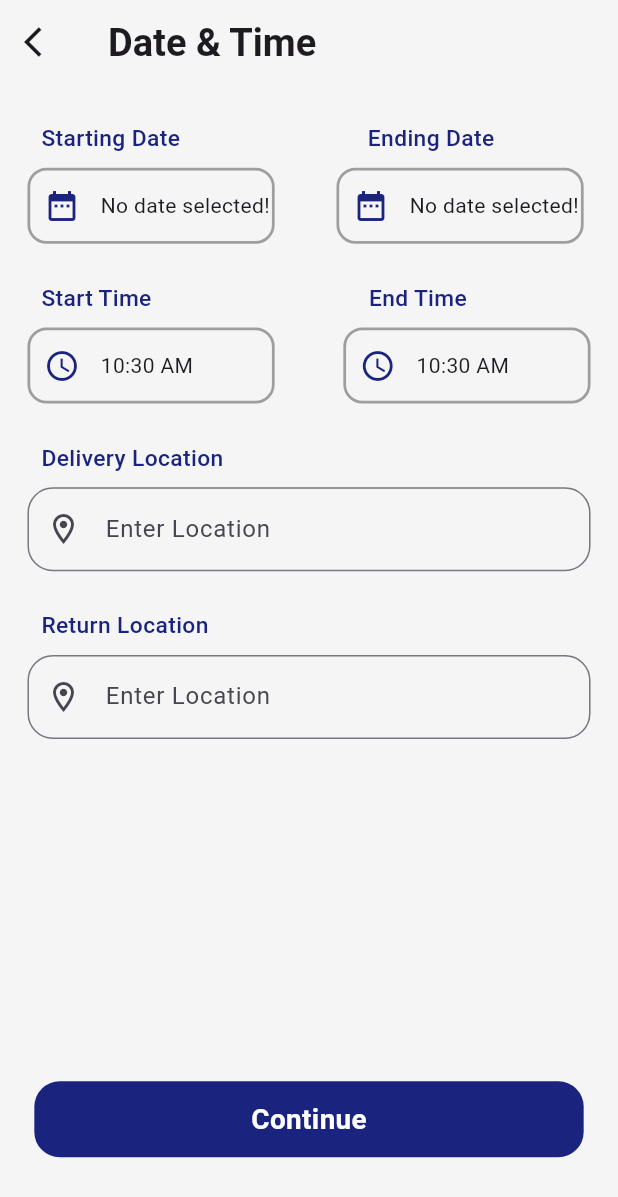
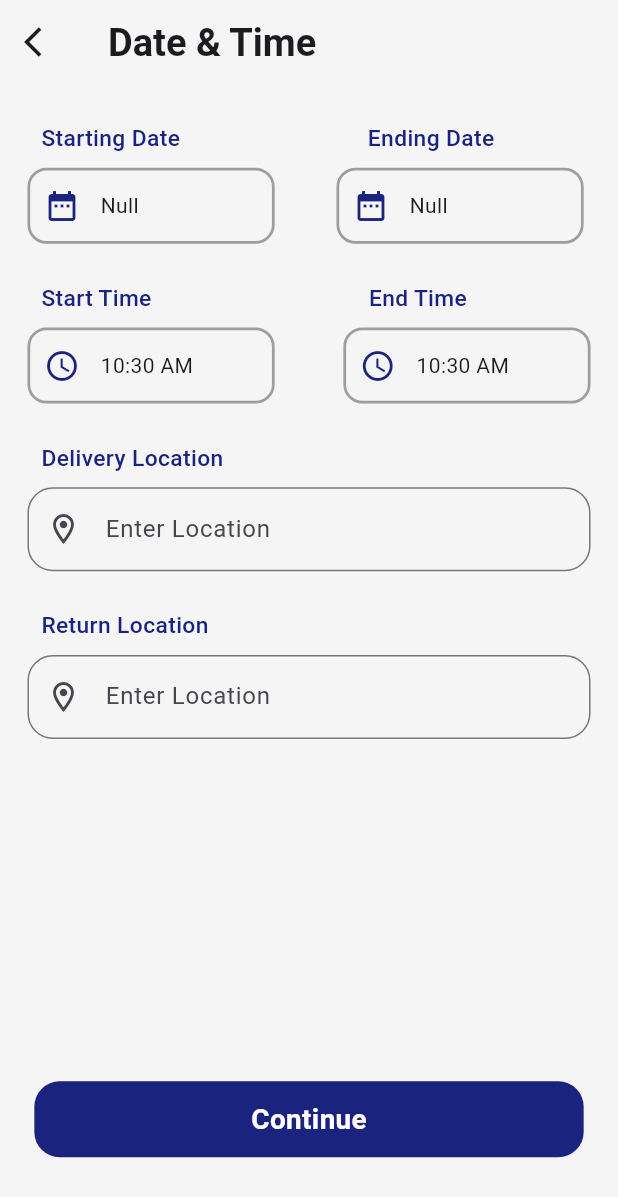
Before and after one commit to ANJANA-V2003/Car_Rental, a Flutter app: the Carrental_11 screen opened directly, on a phone screen of 412 x 824 dp. Shown: the top 1197 px of the screen. Run offline on Flutter 3.47's test engine with Material 3 defaults, Android fonts, the phone set to English and light mode, and no system bars; our stand-ins replace flutter_screenutil, intl_phone_field, pinput.

Commit message:
10/10/2024

```diff
--- a/lib/Car_Rental_UI/CarRental_11.dart
+++ b/lib/Car_Rental_UI/CarRental_11.dart
@@ -147,7 +147,7 @@ class _Carrental_11State extends State<Carrental_11> {
                                   padding: EdgeInsets.only(left: 15.w),
                                   child: Text(
                                     _startDate == null
-                                        ? 'No date selected!'
+                                        ? 'Null'
                                         : DateFormat('dd/MM/yyyy').format(
                                             _startDate!), // Format the date
                                   ),
@@ -188,7 +188,7 @@ class _Carrental_11State extends State<Carrental_11> {
                                     padding: EdgeInsets.only(left: 15.w),
                                     child: Text(
                                       _endDate == null
-                                          ? 'No date selected!'
+                                          ? 'Null'
                                           : DateFormat('dd/MM/yyyy').format(
                                               _endDate!), // Format the date
                                     ),
--- a/lib/Car_Rental_UI/CarRental_13.dart
+++ b/lib/Car_Rental_UI/CarRental_13.dart
@@ -423,7 +423,7 @@ class _Carrental_13State extends State<Carrental_13> {
                     ));
                   },
                   child: Padding(
-                    padding: EdgeInsets.only(top: 80.h),
+                    padding: EdgeInsets.only(top: 60.h),
                     child: Container(
                       height: 70.h,
                       width: 410.w,
--- a/lib/main.dart
+++ b/lib/main.dart
@@ -31,7 +31,7 @@ class MyApp extends StatelessWidget {
       designSize: Size(450, 975),
       splitScreenMode: true,minTextAdapt: true,
       builder: (context, child) => //size(dp unit)
-          MaterialApp(
+          MaterialApp(debugShowCheckedModeBanner: false,
         title: 'Flutter Demo',
         theme: ThemeData(
           // This is the theme of your application.
@@ -52,7 +52,7 @@ class MyApp extends StatelessWidget {
           colorScheme: ColorScheme.fromSeed(seedColor: Colors.deepPurple),
           useMaterial3: true,
         ),
-        home: Carrental_14(),
+        home: Carrental_1(),
       ),
     );
   }
```
Also changed, not shown: lib/Car_Rental_UI/CarRental_14.dart (+7 -2 lines).
